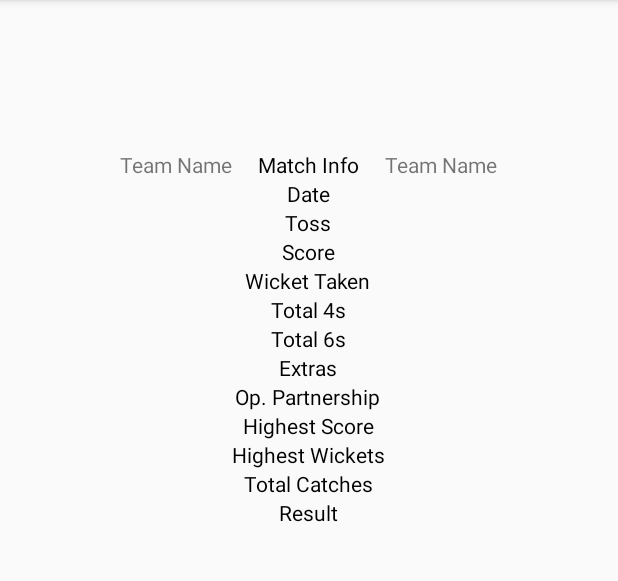
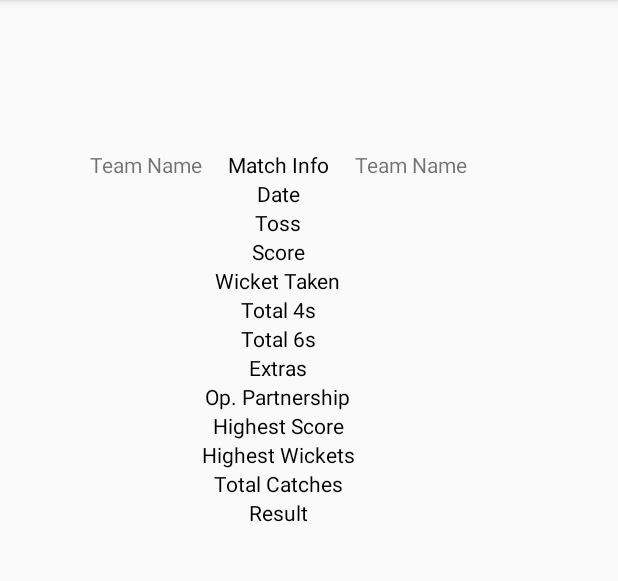
Before and after one commit to Nareshk9/MyApplication, an Android app: the MatchStats screen opened directly, with no data from a screen before it, on a phone screen of 412 x 824 dp, the part 84-665 px from its top. Run offline under Robolectric (Android 15) with nearby library versions, the phone set to English and light mode, and no system bars; our stand-ins replace Firebase (no records; nobody signed in at launch, a user with empty details on screens opened directly); 24 statements that could not run were skipped.

Commit message:
code changed

```diff
--- a/app/src/main/java/com/example/myapplication/MatchStats.java
+++ b/app/src/main/java/com/example/myapplication/MatchStats.java
@@ -1,13 +1,113 @@
 package com.example.myapplication;
-
+import android.support.annotation.NonNull;
 import android.support.v7.app.AppCompatActivity;
 import android.os.Bundle;
+import android.util.Log;
+import android.widget.TextView;
+import android.widget.Toast;
+
+import com.google.firebase.database.DataSnapshot;
+import com.google.firebase.database.DatabaseError;
+import com.google.firebase.database.DatabaseReference;
+import com.google.firebase.database.FirebaseDatabase;
+import com.google.firebase.database.ValueEventListener;
 
 public class MatchStats extends AppCompatActivity {
+
+    TextView team_1,team_2;
+    TextView team1_date,team2_date;
+    TextView team1_toss,team2_toss;
+    TextView team1_score,team2_score;
+    TextView team1_wickettaken,team2_wickettaken;
+    TextView team1_6s,team2_6s;
+    TextView team1_4s,team2_4s;
+    TextView team1_extras,team2_extras;
+    TextView team1_op,team2_op;
+    TextView team1_hscorer,team2_hscorer;
+    TextView team1_hwicketTaker,team2_hwicketTaker;
+    TextView team1_totalcatches,team2_totalcatches;
+    TextView team1_result,team2_result;
+
+    DatabaseReference mref;
+    MatchDetail mDet;
 
     @Override
     protected void onCreate(Bundle savedInstanceState) {
         super.onCreate(savedInstanceState);
         setContentView(R.layout.activity_match_stats);
+
+        Bundle extras=getIntent().getExtras();
+        team_1=(TextView) findViewById(R.id.team1);
+        team_2=(TextView) findViewById(R.id.team2);
+        if(extras!=null)
+        {
+            team_1.setText(extras.getString("team1"));
+            team_2.setText(extras.getString("team2"));
+        }
+        String t1,t2;
+        t1=team_1.getText().toString();
+        t2=team_2.getText().toString();
+        team1_date=(TextView)findViewById(R.id.teamA_mdate);
+        team2_date=(TextView)findViewById(R.id.teamB_mdate);
+        team1_toss=(TextView)findViewById(R.id.teamA_toss);
+        team2_toss=(TextView)findViewById(R.id.teamB_toss);
+        team1_score=(TextView)findViewById(R.id.teamA_score);
+        team2_score=(TextView)findViewById(R.id.teamB_score);
+        team1_wickettaken=(TextView)findViewById(R.id.teamA_wicketTaken);
+        team2_wickettaken=(TextView)findViewById(R.id.teamB_wicketTaken);
+        team1_6s=(TextView)findViewById(R.id.teamA_total6s);
+        team2_6s=(TextView)findViewById(R.id.teamB_total6s);
+        team1_4s=(TextView)findViewById(R.id.teamA_total4s);
+        team2_4s=(TextView)findViewById(R.id.teamB_total4s);
+        team1_extras=(TextView)findViewById(R.id.teamA_extras);
+        team2_extras=(TextView)findViewById(R.id.teamB_extras);
+        team1_op=(TextView)findViewById(R.id.teamA_op);
+        team2_op=(TextView)findViewById(R.id.teamB_op);
+        team1_hscorer=(TextView)findViewById(R.id.teamA_hscorer);
+        team2_hscorer=(TextView)findViewById(R.id.teamB_hscorer);
+        team1_hwicketTaker=(TextView)findViewById(R.id.teamA_hwickets);
+        team2_hwicketTaker=(TextView)findViewById(R.id.teamB_hwickets);
+        team1_totalcatches=(TextView)findViewById(R.id.teamA_tcatches);
+        team2_totalcatches=(TextView)findViewById(R.id.teamB_tcatches);
+        team1_result=(TextView)findViewById(R.id.teamA_result);
+        team2_result=(TextView)findViewById(R.id.teamB_result);
+
+        mref=FirebaseDatabase.getInstance().getReference().child("Analytic").child("Cricket").child("ENGPAK").child("Match1");
+        mref.addValueEventListener(new ValueEventListener() {
+            @Override
+            public void onDataChange(@NonNull DataSnapshot dataSnapshot) {
+                mDet=dataSnapshot.getValue(MatchDetail.class);
+                team1_date.setText(mDet.t1_date);
+                team2_date.setText(mDet.t2_date);
+                team1_toss.setText(mDet.t1_toss);
+                team2_toss.setText(mDet.t2_toss);
+                team1_score.setText(mDet.t1_score);
+                team2_score.setText(mDet.t2_score);
+                team1_wickettaken.setText(mDet.t1_wicketTaken);
+                team2_wickettaken.setText(mDet.t2_wicketTaken);
+                team1_6s.setText(mDet.t1_total6s);
+                team2_6s.setText(mDet.t2_total6s);
+                team1_4s.setText(mDet.t1_total4s);
+                team2_4s.setText(mDet.t2_total4s);
+                team1_extras.setText(mDet.t1_extras);
+                team2_extras.setText(mDet.t2_extras);
+                team1_op.setText(mDet.t1_op);
+                team2_op.setText(mDet.t2_op);
+                team1_hscorer.setText(mDet.t1_highestScorer);
+                team2_hscorer.setText(mDet.t2_highestScorer);
+                team1_hwicketTaker.setText(mDet.t1_highestWickets);
+                team1_hwicketTaker.setText(mDet.t2_highestWickets);
+                team1_totalcatches.setText(mDet.t1_totalCatches);
+                team2_totalcatches.setText(mDet.t2_totalCatches);
+                team1_result.setText(mDet.t1_result);
+                team2_result.setText(mDet.t2_result);
+            }
+
+            @Override
+            public void onCancelled(@NonNull DatabaseError databaseError) {
+                Log.e("UserListActivity", "Error occured");
+            }
+        });
+
     }
 }
--- a/app/src/main/res/layout/activity_match_stats.xml
+++ b/app/src/main/res/layout/activity_match_stats.xml
@@ -9,8 +9,8 @@
 
         <TableLayout
             android:layout_marginTop="100dp"
-            android:layout_marginLeft="80dp"
-            android:layout_width="match_parent"
+            android:layout_marginLeft="60dp"
+            android:layout_width="wrap_content"
             android:layout_height="match_parent" >
 
 
@@ -19,7 +19,7 @@
                 android:layout_height="match_parent" >
 
                 <TextView
-                    android:id="@+id/teamA"
+                    android:id="@+id/team1"
                     android:layout_column="1"
                     android:layout_width="wrap_content"
                     android:layout_height="wrap_content"
@@ -36,7 +36,7 @@
                     android:layout_gravity="center"/>
 
                 <TextView
-                    android:id="@+id/teamB"
+                    android:id="@+id/team2"
                     android:layout_column="3"
                     android:layout_width="wrap_content"
                     android:layout_height="wrap_content"
@@ -53,6 +53,7 @@
                 android:layout_column="1"
                 android:layout_width="wrap_content"
                 android:layout_height="wrap_content"
+                android:text=""
                 android:layout_gravity="center"/>
 
             <TextView
@@ -69,6 +70,7 @@
                 android:layout_column="3"
                 android:layout_width="wrap_content"
                 android:layout_height="wrap_content"
+                android:text=""
                 android:layout_gravity="center"/>
             </TableRow>
 
@@ -81,6 +83,7 @@
                     android:layout_column="1"
                     android:layout_width="wrap_content"
                     android:layout_height="wrap_content"
+                    android:text=""
                     android:layout_gravity="center"/>
 
                 <TextView
@@ -97,6 +100,7 @@
                     android:layout_column="3"
                     android:layout_width="wrap_content"
                     android:layout_height="wrap_content"
+                    android:text=""
                     android:layout_gravity="center" />
             </TableRow>
 
@@ -109,6 +113,7 @@
                     android:layout_column="1"
                     android:layout_width="wrap_content"
                     android:layout_height="wrap_content"
+                    android:text=""
                     android:layout_gravity="center" />
 
                 <TextView
@@ -125,6 +130,7 @@
                     android:layout_column="3"
                     android:layout_width="wrap_content"
                     android:layout_height="wrap_content"
+                    android:text=""
                     android:layout_gravity="center" />
 
             </TableRow>
@@ -138,6 +144,7 @@
                     android:id="@+id/teamA_wicketTaken"
                     android:layout_width="wrap_content"
                     android:layout_height="wrap_content"
+                    android:text=""
                     android:layout_gravity="center" />
 
                 <TextView
@@ -154,6 +161,7 @@
                     android:layout_column="1"
                     android:layout_width="wrap_content"
                     android:layout_height="wrap_content"
+                    android:text=""
                     android:layout_gravity="center" />
             </TableRow>
 
@@ -163,6 +171,7 @@
                 android:layout_column="1"
                 android:layout_width="wrap_content"
                 android:layout_height="wrap_content"
+                android:text=""
                 android:layout_gravity="center" />
 
             <TextView
@@ -179,6 +188,7 @@
                 android:layout_column="3"
                 android:layout_width="wrap_content"
                 android:layout_height="wrap_content"
+                android:text=""
                 android:layout_gravity="center" />
             </TableRow>
 
@@ -191,6 +201,7 @@
                     android:layout_column="1"
                     android:layout_width="wrap_content"
                     android:layout_height="wrap_content"
+                    android:text=""
                     android:layout_gravity="center" />
 
                 <TextView
@@ -207,6 +218,7 @@
                     android:layout_column="3"
                     android:layout_width="wrap_content"
                     android:layout_height="wrap_content"
+                    android:text=""
                     android:layout_gravity="center" />
             </TableRow>
 
@@ -219,6 +231,7 @@
                     android:layout_column="1"
                     android:layout_width="wrap_content"
                     android:layout_height="wrap_content"
+                    android:text=""
                     android:layout_gravity="center"/>
 
                 <TextView
@@ -235,6 +248,7 @@
                     android:layout_column="3"
                     android:layout_width="wrap_content"
                     android:layout_height="wrap_content"
+                    android:text=""
                     android:layout_gravity="center"/>
             </TableRow>
 
@@ -247,6 +261,7 @@
                     android:layout_column="1"
                     android:layout_width="wrap_content"
                     android:layout_height="wrap_content"
+                    android:text=""
                     android:layout_gravity="center"/>
 
                 <TextView
@@ -263,6 +278,7 @@
                     android:layout_column="3"
                     android:layout_width="wrap_content"
                     android:layout_height="wrap_content"
+                    android:text=""
                     android:layout_gravity="center"/>
             </TableRow>
 
@@ -275,6 +291,7 @@
                     android:layout_column="1"
                     android:layout_width="wrap_content"
                     android:layout_height="wrap_content"
+                    android:text=""
                     android:layout_gravity="center"/>
 
                 <TextView
@@ -291,6 +308,7 @@
                     android:layout_column="3"
                     android:layout_width="wrap_content"
                     android:layout_height="wrap_content"
+                    android:text=""
                     android:layout_gravity="center"/>
             </TableRow>
 
@@ -303,6 +321,7 @@
                     android:layout_column="1"
                     android:layout_width="wrap_content"
                     android:layout_height="wrap_content"
+                    android:text=""
                     android:layout_gravity="center"/>
 
                 <TextView
@@ -319,6 +338,7 @@
                     android:layout_column="3"
                     android:layout_width="wrap_content"
                     android:layout_height="wrap_content"
+                    android:text=""
                     android:layout_gravity="center"/>
             </TableRow>
 
@@ -331,6 +351,7 @@
                     android:layout_column="1"
                     android:layout_width="wrap_content"
                     android:layout_height="wrap_content"
+                    android:text=""
                     android:layout_gravity="center"/>
 
                 <TextView
@@ -347,6 +368,7 @@
                     android:layout_column="3"
                     android:layout_width="wrap_content"
                     android:layout_height="wrap_content"
+                    android:text=""
                     android:layout_gravity="center"/>
             </TableRow>
 
@@ -359,6 +381,7 @@
                     android:layout_column="1"
                     android:layout_width="wrap_content"
                     android:layout_height="wrap_content"
+                    android:text=""
                     android:layout_gravity="center"/>
 
                 <TextView
@@ -375,6 +398,7 @@
                     android:layout_column="3"
                     android:layout_width="wrap_content"
                     android:layout_height="wrap_content"
+                    android:text=""
                     android:layout_gravity="center"/>
             </TableRow>
         </TableLayout>
```
Also changed, not shown: app/src/main/java/com/example/myapplication/AdminMatch.java (+34 -33 lines), app/src/main/java/com/example/myapplication/MatchDetail.java (+12 -19 lines), app/src/main/java/com/example/myapplication/SelectMatch.java (+13 -1 lines), app/src/main/res/layout/activity_admin_match.xml (+6 -4 lines).
